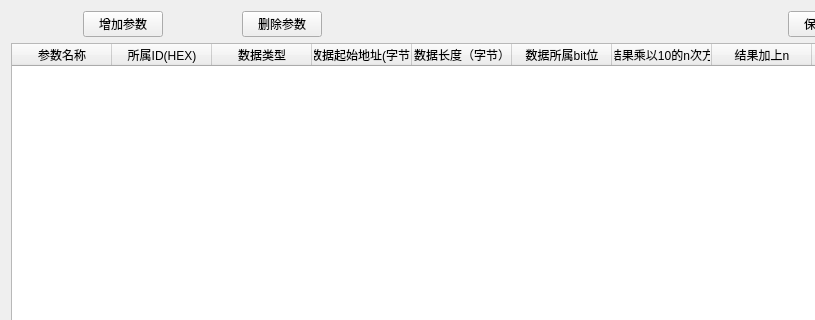
Qt form widget.ui (fangye945a/json_config_tools) before a commit; both pictures show x 0 to 815 and y 0 to 320 of the 1268 by 476 pixel window.
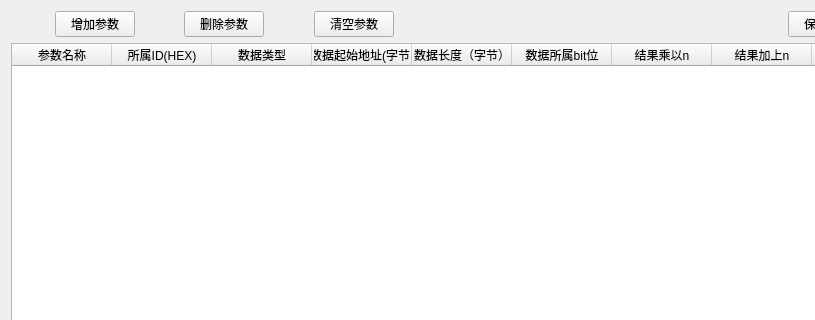
The same form after that commit.

Commit message: 1.增加清除功能 2.增加参数合法性检查提示功能

```diff
--- a/widget.ui
+++ b/widget.ui
@@ -51,7 +51,7 @@
      </column>
      <column>
       <property name="text">
-       <string>结果乘以10的n次方</string>
+       <string>结果乘以n</string>
       </property>
      </column>
      <column>
@@ -134,6 +134,13 @@
        </property>
       </spacer>
      </item>
+     <item>
+      <widget class="QPushButton" name="pushButton">
+       <property name="text">
+        <string>清空参数</string>
+       </property>
+      </widget>
+     </item>
     </layout>
    </item>
    <item row="0" column="3">
```
Left out of the diff: 14 changed lines with no effect on the pictures. The commit also changes 5 other files.
